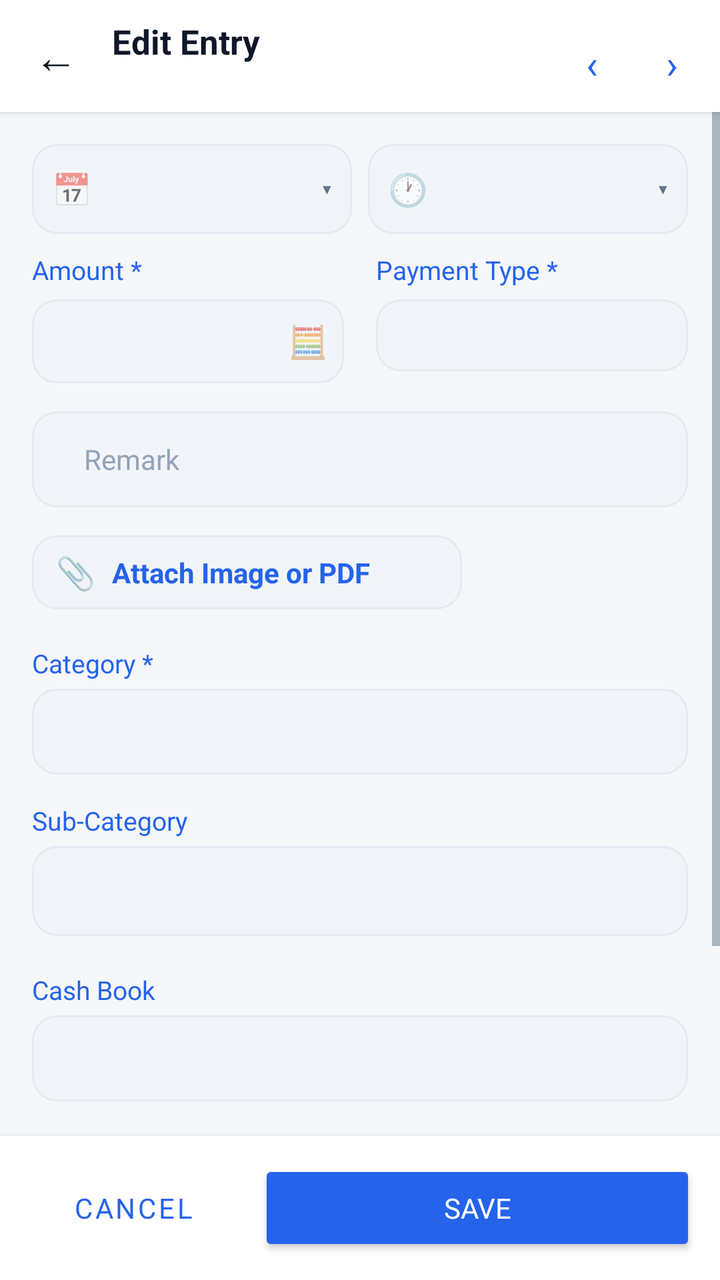
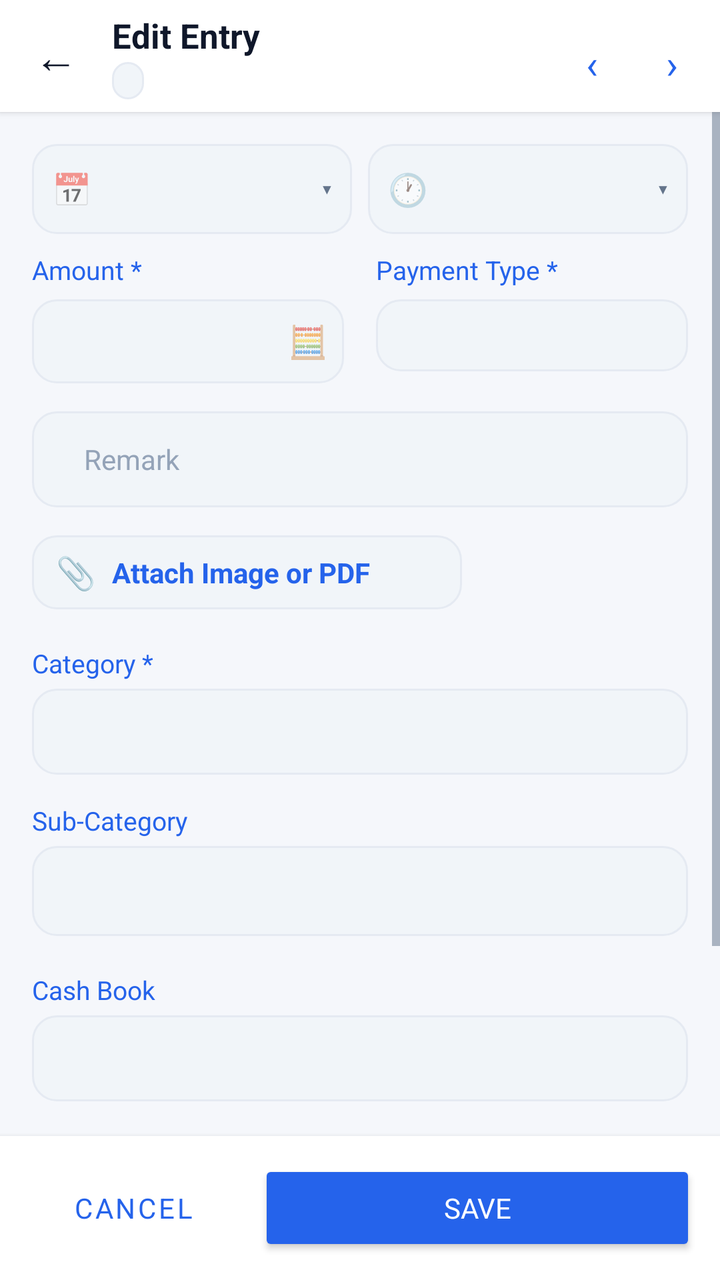

The first picture is an Android layout as it rendered before a commit; the second is the same layout after the commit. The layout source and the unified diff follow.
<!-- AndroidManifest.xml: application theme Theme.ExpenseOS -->
<!-- res/layout/activity_transaction_detail.xml -->
<?xml version="1.0" encoding="utf-8"?>
<LinearLayout xmlns:android="http://schemas.android.com/apk/res/android"
    xmlns:app="http://schemas.android.com/apk/res-auto"
    android:layout_width="match_parent"
    android:layout_height="match_parent"
    android:orientation="vertical">

    
    <LinearLayout
        android:layout_width="match_parent"
        android:layout_height="56dp"
        android:background="@color/surface"
        android:elevation="2dp"
        android:gravity="center_vertical"
        android:orientation="horizontal"
        android:paddingHorizontal="4dp">

        <TextView
            android:id="@+id/btnDetailBack"
            android:layout_width="48dp"
            android:layout_height="48dp"
            android:background="?attr/selectableItemBackgroundBorderless"
            android:gravity="center"
            android:text="←"
            android:textColor="@color/text_primary"
            android:textSize="22sp" />

        <LinearLayout
            android:layout_width="0dp"
            android:layout_height="wrap_content"
            android:layout_weight="1"
            android:orientation="vertical"
            android:paddingStart="4dp">

            <TextView
                android:id="@+id/tvDetailTitle"
                android:layout_width="wrap_content"
                android:layout_height="wrap_content"
                android:text="Edit Entry"
                android:textColor="@color/text_primary"
                android:textSize="17sp"
                android:textStyle="bold" />

            <TextView
                android:id="@+id/tvDetailType"
                android:layout_width="wrap_content"
                android:layout_height="wrap_content"
                android:textSize="11sp"
                android:textStyle="bold" />
        </LinearLayout>

        <Button
            android:id="@+id/btnDetailPrev"
            style="?android:attr/borderlessButtonStyle"
            android:layout_width="wrap_content"
            android:layout_height="40dp"
            android:minWidth="40dp"
            android:paddingHorizontal="6dp"
            android:text="‹"
            android:textColor="@color/primary"
            android:textSize="20sp" />

        <Button
            android:id="@+id/btnDetailNext"
            style="?android:attr/borderlessButtonStyle"
            android:layout_width="wrap_content"
            android:layout_height="40dp"
            android:minWidth="40dp"
            android:paddingHorizontal="6dp"
            android:text="›"
            android:textColor="@color/primary"
            android:textSize="20sp" />
    </LinearLayout>

    <ScrollView
        android:layout_width="match_parent"
        android:layout_height="0dp"
        android:layout_weight="1">

        <LinearLayout
            android:layout_width="match_parent"
            android:layout_height="wrap_content"
            android:orientation="vertical"
            android:padding="16dp">

            
            <LinearLayout
                android:layout_width="match_parent"
                android:layout_height="wrap_content"
                android:orientation="horizontal">

                <LinearLayout
                    android:id="@+id/boxDetailDate"
                    android:layout_width="0dp"
                    android:layout_height="45dp"
                    android:layout_marginEnd="8dp"
                    android:layout_weight="1"
                    android:background="@drawable/bg_input_box"
                    android:clickable="true"
                    android:focusable="true"
                    android:gravity="center_vertical"
                    android:orientation="horizontal"
                    android:paddingHorizontal="10dp">

                    <TextView
                        android:layout_width="wrap_content"
                        android:layout_height="wrap_content"
                        android:layout_marginEnd="6dp"
                        android:text="📅"
                        android:textSize="16sp" />

                    <TextView
                        android:id="@+id/tvDetailDate"
                        android:layout_width="0dp"
                        android:layout_height="wrap_content"
                        android:layout_weight="1"
                        android:textColor="@color/text_primary"
                        android:textSize="14sp" />

                    <TextView
                        android:layout_width="wrap_content"
                        android:layout_height="wrap_content"
                        android:text="▾"
                        android:textColor="@color/text_secondary" />
                </LinearLayout>

                <LinearLayout
                    android:id="@+id/boxDetailTime"
                    android:layout_width="0dp"
                    android:layout_height="match_parent"
                    android:layout_weight="1"
                    android:background="@drawable/bg_input_box"
                    android:clickable="true"
                    android:focusable="true"
                    android:gravity="center_vertical"
                    android:orientation="horizontal"
                    android:paddingHorizontal="10dp">

                    <TextView
                        android:layout_width="wrap_content"
                        android:layout_height="wrap_content"
                        android:layout_marginEnd="6dp"
                        android:text="🕐"
                        android:textSize="16sp" />

                    <TextView
                        android:id="@+id/tvDetailTime"
                        android:layout_width="0dp"
                        android:layout_height="wrap_content"
                        android:layout_weight="1"
                        android:textColor="@color/text_primary"
                        android:textSize="14sp" />

                    <TextView
                        android:layout_width="wrap_content"
                        android:layout_height="wrap_content"
                        android:text="▾"
                        android:textColor="@color/text_secondary" />
                </LinearLayout>
            </LinearLayout>

            
            <LinearLayout
                android:layout_width="match_parent"
                android:layout_height="wrap_content"
                android:layout_marginTop="9dp"
                android:orientation="horizontal">

                <LinearLayout
                    android:layout_width="0dp"
                    android:layout_height="wrap_content"
                    android:layout_marginEnd="8dp"
                    android:layout_weight="1"
                    android:orientation="vertical">

                    <TextView
                        android:layout_width="wrap_content"
                        android:layout_height="wrap_content"
                        android:text="Amount *"
                        android:textColor="@color/primary"
                        android:textSize="13sp" />

                    <FrameLayout
                        android:layout_width="match_parent"
                        android:layout_height="42dp"
                        android:layout_marginTop="6dp"
                        android:background="@drawable/bg_input_box">

                        <EditText
                            android:id="@+id/etDetailAmount"
                            android:layout_width="match_parent"
                            android:layout_height="match_parent"
                            android:layout_marginEnd="36dp"
                            android:background="@null"
                            android:inputType="numberDecimal"
                            android:paddingHorizontal="10dp"
                            android:textSize="16sp"
                            android:textStyle="bold" />

                        <TextView
                            android:id="@+id/btnDetailCalc"
                            android:layout_width="36dp"
                            android:layout_height="match_parent"
                            android:layout_gravity="end"
                            android:background="?attr/selectableItemBackgroundBorderless"
                            android:gravity="center"
                            android:text="🧮"
                            android:textSize="16sp" />
                    </FrameLayout>
                </LinearLayout>

                <LinearLayout
                    android:layout_width="0dp"
                    android:layout_height="wrap_content"
                    android:layout_marginStart="8dp"
                    android:layout_weight="1"
                    android:orientation="vertical">

                    <TextView
                        android:layout_width="wrap_content"
                        android:layout_height="wrap_content"
                        android:text="Payment Type *"
                        android:textColor="@color/primary"
                        android:textSize="13sp" />

                    <Spinner
                        android:id="@+id/spDetailPaymentType"
                        android:layout_width="match_parent"
                        android:layout_height="36dp"
                        android:layout_marginTop="6dp"
                        android:background="@drawable/bg_input_box"
                        android:paddingHorizontal="10dp" />
                </LinearLayout>
            </LinearLayout>

            
            <LinearLayout
                android:layout_width="match_parent"
                android:layout_height="48dp"
                android:layout_marginTop="14dp"
                android:background="@drawable/bg_input_box"
                android:gravity="center_vertical"
                android:orientation="horizontal"
                android:paddingHorizontal="12dp">

                <EditText
                    android:id="@+id/etDetailNote"
                    android:layout_width="match_parent"
                    android:layout_height="24dp"
                    android:background="@null"
                    android:hint="Remark"
                    android:minHeight="48dp"
                    android:textColor="@color/text_primary"
                    android:textSize="14sp" />
            </LinearLayout>

            <TextView
                android:id="@+id/tvKwSuggestion"
                android:layout_width="wrap_content"
                android:layout_height="wrap_content"
                android:layout_marginTop="8dp"
                android:background="@drawable/bg_chip_suggestion"
                android:clickable="true"
                android:focusable="true"
                android:paddingHorizontal="12dp"
                android:paddingVertical="6dp"
                android:textColor="@color/green"
                android:textSize="12sp"
                android:visibility="gone" />

            
            <LinearLayout
                android:id="@+id/btnDetailAttach"
                android:layout_width="215dp"
                android:layout_height="37dp"
                android:layout_marginTop="14dp"
                android:background="@drawable/bg_input_box"
                android:clickable="true"
                android:focusable="true"
                android:gravity="center_vertical"
                android:orientation="horizontal"
                android:paddingHorizontal="12dp">

                <TextView
                    android:layout_width="wrap_content"
                    android:layout_height="wrap_content"
                    android:layout_marginEnd="8dp"
                    android:text="📎"
                    android:textSize="16sp" />

                <TextView
                    android:layout_width="wrap_content"
                    android:layout_height="wrap_content"
                    android:text="Attach Image or PDF"
                    android:textColor="@color/primary"
                    android:textStyle="bold" />
            </LinearLayout>

            <LinearLayout
                android:id="@+id/attachmentListDetail"
                android:layout_width="match_parent"
                android:layout_height="wrap_content"
                android:orientation="vertical" />

            
            <TextView
                android:layout_width="wrap_content"
                android:layout_height="wrap_content"
                android:layout_marginTop="18dp"
                android:text="Category *"
                android:textColor="@color/primary"
                android:textSize="13sp" />

            <Spinner
                android:id="@+id/spDetailCategory"
                android:layout_width="match_parent"
                android:layout_height="43dp"
                android:layout_marginTop="4dp"
                android:background="@drawable/bg_input_box"
                android:paddingHorizontal="10dp" />

            
            <TextView
                android:id="@+id/tvDetailSubCategoryLabel"
                android:layout_width="wrap_content"
                android:layout_height="wrap_content"
                android:layout_marginTop="14dp"
                android:text="Sub-Category"
                android:textColor="@color/primary"
                android:textSize="13sp" />

            <Spinner
                android:id="@+id/spDetailSubCategory"
                android:layout_width="match_parent"
                android:layout_height="45dp"
                android:layout_marginTop="4dp"
                android:background="@drawable/bg_input_box"
                android:paddingHorizontal="10dp" />

            
            <LinearLayout
                android:id="@+id/customFieldsContainerDetail"
                android:layout_width="match_parent"
                android:layout_height="wrap_content"
                android:orientation="vertical" />

            
            <TextView
                android:layout_width="wrap_content"
                android:layout_height="wrap_content"
                android:layout_marginTop="18dp"
                android:text="Cash Book"
                android:textColor="@color/primary"
                android:textSize="13sp" />

            <Spinner
                android:id="@+id/spMoveBook"
                android:layout_width="match_parent"
                android:layout_height="43dp"
                android:layout_marginTop="4dp"
                android:background="@drawable/bg_input_box"
                android:paddingHorizontal="10dp" />

            
            <LinearLayout
                android:layout_width="match_parent"
                android:layout_height="wrap_content"
                android:layout_marginTop="18dp"
                android:orientation="horizontal">

                <TextView
                    android:id="@+id/btnDetailDuplicate"
                    android:layout_width="0dp"
                    android:layout_height="42dp"
                    android:layout_weight="1"
                    android:background="@drawable/bg_input_box"
                    android:gravity="center"
                    android:text="📋 Duplicate"
                    android:textColor="@color/primary"
                    android:textSize="12sp" />

                <TextView
                    android:id="@+id/btnDetailMove"
                    android:layout_width="0dp"
                    android:layout_height="42dp"
                    android:layout_marginStart="8dp"
                    android:layout_weight="1"
                    android:background="@drawable/bg_input_box"
                    android:gravity="center"
                    android:text="📦 Move"
                    android:textColor="@color/primary"
                    android:textSize="12sp" />

                <TextView
                    android:id="@+id/btnDetailDelete"
                    android:layout_width="0dp"
                    android:layout_height="42dp"
                    android:layout_marginStart="8dp"
                    android:layout_weight="1"
                    android:background="@drawable/bg_input_box"
                    android:gravity="center"
                    android:text="🗑 Delete"
                    android:textColor="@color/red"
                    android:textSize="12sp" />
            </LinearLayout>

            
            <TextView
                android:id="@+id/btnDetailSettle"
                android:layout_width="match_parent"
                android:layout_height="42dp"
                android:layout_marginTop="8dp"
                android:layout_marginBottom="8dp"
                android:background="@drawable/bg_input_box"
                android:gravity="center"
                android:text="🔗 Link Settlement"
                android:textColor="@color/primary"
                android:textSize="12sp" />

        </LinearLayout>
    </ScrollView>

    
    <LinearLayout
        android:layout_width="match_parent"
        android:layout_height="wrap_content"
        android:background="@color/surface"
        android:elevation="4dp"
        android:orientation="horizontal"
        android:padding="12dp">

        <Button
            android:id="@+id/btnDetailCancel"
            style="?attr/materialButtonOutlinedStyle"
            android:layout_width="0dp"
            android:layout_height="48dp"
            android:layout_marginEnd="8dp"
            android:layout_weight="1"
            android:text="CANCEL"
            android:textColor="@color/primary"
            app:strokeColor="@color/primary" />

        <Button
            android:id="@+id/btnDetailSave"
            android:layout_width="0dp"
            android:layout_height="48dp"
            android:layout_weight="2"
            android:backgroundTint="@color/primary"
            android:text="SAVE"
            android:textColor="@color/white" />
    </LinearLayout>

</LinearLayout>
<!-- resources referenced by this layout -->
<resources>
  <color name="green">#16A34A</color>
  <color name="primary">#2563EB</color>
  <color name="red">#DC2626</color>
  <color name="surface">#FFFFFF</color>
  <color name="text_primary">#0F172A</color>
  <color name="text_secondary">#64748B</color>
  <color name="white">#FFFFFF</color>
  <!-- drawable bg_chip_suggestion (drawable) -->
  <?xml version="1.0" encoding="utf-8"?>
  <shape xmlns:android="http://schemas.android.com/apk/res/android" android:shape="rectangle">
      <solid android:color="@color/primary_soft"/>
      <corners android:radius="999dp"/>
  </shape>
  <!-- drawable bg_input_box (drawable) -->
  <?xml version="1.0" encoding="utf-8"?>
  <shape xmlns:android="http://schemas.android.com/apk/res/android" android:shape="rectangle">
      <solid android:color="@color/surface_2"/>
      <stroke android:width="1dp" android:color="@color/border"/>
      <corners android:radius="12dp"/>
  </shape>
  <color name="primary_soft">#EFF6FF</color>
  <color name="surface_2">#F1F5F9</color>
  <color name="border">#E5EAF2</color>
  <color name="primary_dark">#1D4ED8</color>
  <color name="on_primary">#FFFFFF</color>
  <color name="secondary">#0F766E</color>
  <color name="secondary_dark">#115E59</color>
  <color name="text">#0F172A</color>
  <color name="danger">#E11D48</color>
  <color name="bg">#F5F7FB</color>
  <color name="text_muted">#64748B</color>
  <color name="text_hint">#94A3B8</color>
  <color name="nav_bg">#FFFFFF</color>
  <style name="Widget.ExpenseOS.EditText" parent="Widget.AppCompat.EditText">
          <item name="android:textSize">@dimen/type_body</item>
          <item name="android:textColor">@color/text</item>
          <item name="android:textColorHint">@color/text_hint</item>
          <item name="android:paddingStart">14dp</item>
          <item name="android:paddingEnd">14dp</item>
          <item name="android:minHeight">@dimen/input_height</item>
      </style>
  <style name="ThemeOverlay.ExpenseOS.BottomSheet" parent="ThemeOverlay.MaterialComponents.BottomSheetDialog">
          <item name="bottomSheetStyle">@style/Widget.ExpenseOS.BottomSheet</item>
      </style>
  <style name="ThemeOverlay.ExpenseOS.TimePicker" parent="ThemeOverlay.MaterialComponents.TimePicker">
          <item name="colorPrimary">@color/primary</item>
          <item name="colorOnPrimary">@color/on_primary</item>
          <item name="colorSurface">@color/surface</item>
          <item name="colorOnSurface">@color/text</item>
          <item name="shapeAppearanceMediumComponent">@style/ShapeAppearance.ExpenseOS.Dialog</item>
      </style>
  <style name="Animation.ExpenseOS.Window" parent="@android:style/Animation.Activity">
          <item name="android:activityOpenEnterAnimation">@anim/screen_enter</item>
          <item name="android:activityOpenExitAnimation">@anim/screen_exit</item>
          <item name="android:activityCloseEnterAnimation">@anim/screen_pop_enter</item>
          <item name="android:activityCloseExitAnimation">@anim/screen_pop_exit</item>
      </style>
  <dimen name="type_body">14sp</dimen>
  <dimen name="input_height">50dp</dimen>
  <style name="ShapeAppearance.ExpenseOS.Dialog" parent="ShapeAppearance.MaterialComponents.MediumComponent">
          <item name="cornerFamily">rounded</item>
          <item name="cornerSize">26dp</item>
      </style>
  <style name="Widget.ExpenseOS.BottomSheet" parent="Widget.MaterialComponents.BottomSheet.Modal">
          <item name="shapeAppearanceOverlay">@style/ShapeAppearance.ExpenseOS.Sheet</item>
          <item name="backgroundTint">@color/surface</item>
      </style>
  <style name="ShapeAppearance.ExpenseOS.Sheet" parent="">
          <item name="cornerFamily">rounded</item>
          <item name="cornerSizeTopLeft">26dp</item>
          <item name="cornerSizeTopRight">26dp</item>
          <item name="cornerSizeBottomLeft">0dp</item>
          <item name="cornerSizeBottomRight">0dp</item>
      </style>
  <!-- unchanged entries left out for length: 2 -->
</resources>

<!-- the commit's change to res/layout/activity_transaction_detail.xml (unified diff, before → after) -->
@@ -45,6 +45,12 @@
                 android:id="@+id/tvDetailType"
                 android:layout_width="wrap_content"
                 android:layout_height="wrap_content"
+                android:layout_marginTop="2dp"
+                android:background="@drawable/bg_input_box"
+                android:clickable="true"
+                android:focusable="true"
+                android:paddingHorizontal="8dp"
+                android:paddingVertical="2dp"
                 android:textSize="11sp"
                 android:textStyle="bold" />
         </LinearLayout>
